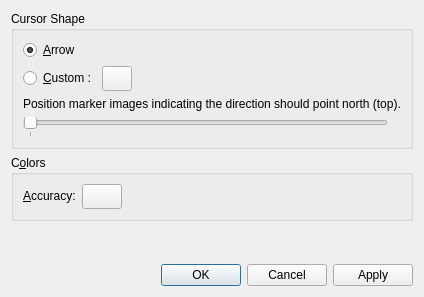
This is src/plugins/render/positionmarker/PositionMarkerConfigWidget.ui in KDE/marble as Qt 5 draws it before an edit. The edited form follows.
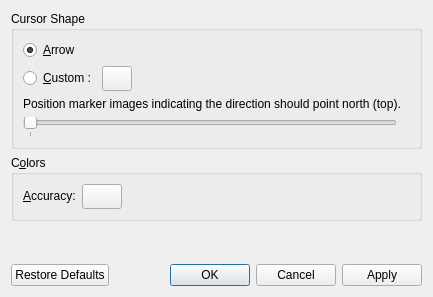
This is the edited form.

Commit message: Changes: Restore default settings for Marble Plugins http://reviewboard.kde.org/r/6295/ by Daniel Marth

```diff
--- a/src/plugins/render/positionmarker/PositionMarkerConfigWidget.ui
+++ b/src/plugins/render/positionmarker/PositionMarkerConfigWidget.ui
@@ -6,7 +6,7 @@
    <rect>
     <x>0</x>
     <y>0</y>
-    <width>413</width>
+    <width>433</width>
     <height>297</height>
    </rect>
   </property>
@@ -207,7 +207,7 @@
       <enum>Qt::Horizontal</enum>
      </property>
      <property name="standardButtons">
-      <set>QDialogButtonBox::Apply|QDialogButtonBox::Cancel|QDialogButtonBox::Ok</set>
+      <set>QDialogButtonBox::Apply|QDialogButtonBox::Cancel|QDialogButtonBox::Ok|QDialogButtonBox::RestoreDefaults</set>
      </property>
     </widget>
    </item>
```
The commit also changes 10 other files.
